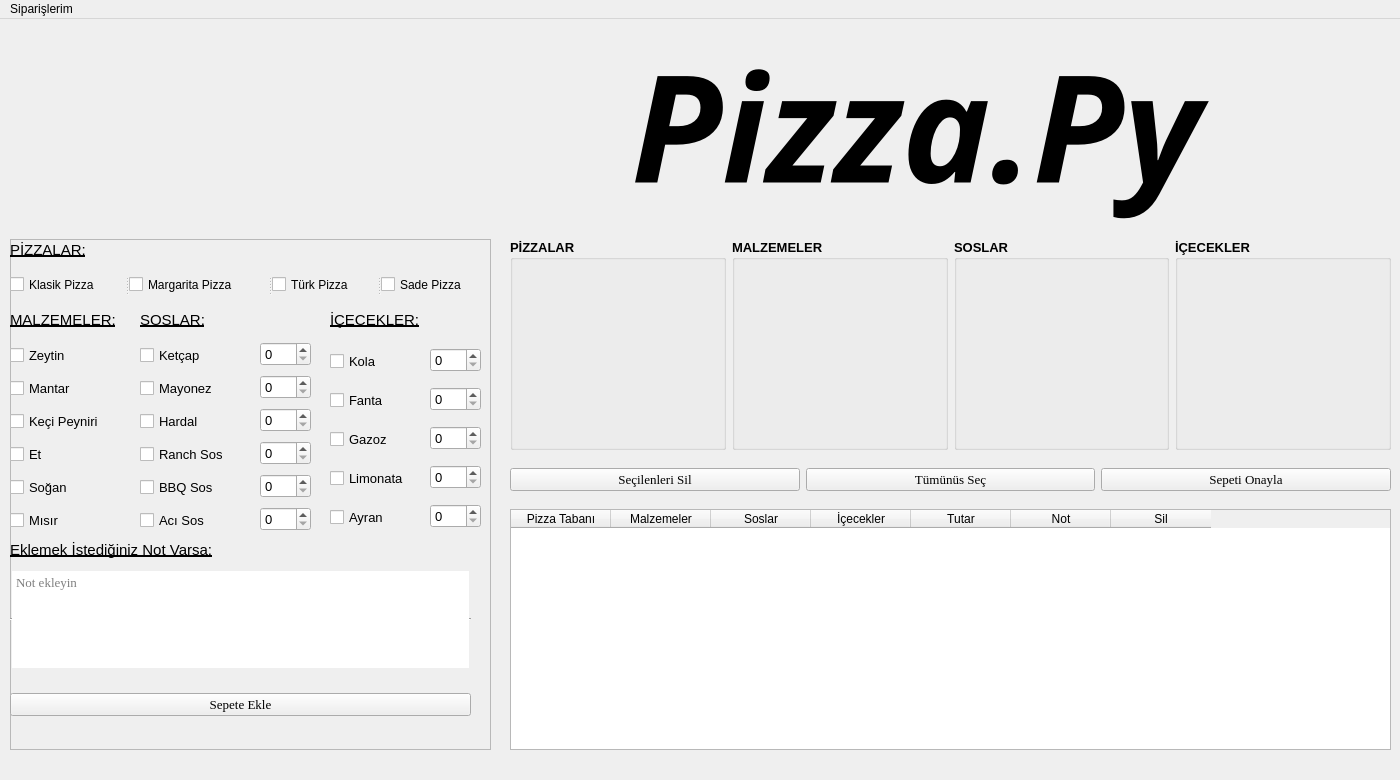
First picture: the form in UI_Files/untitled.ui, repository the-atasoy/Global_AI_HUB_Pizza_Order_System, before the edit.
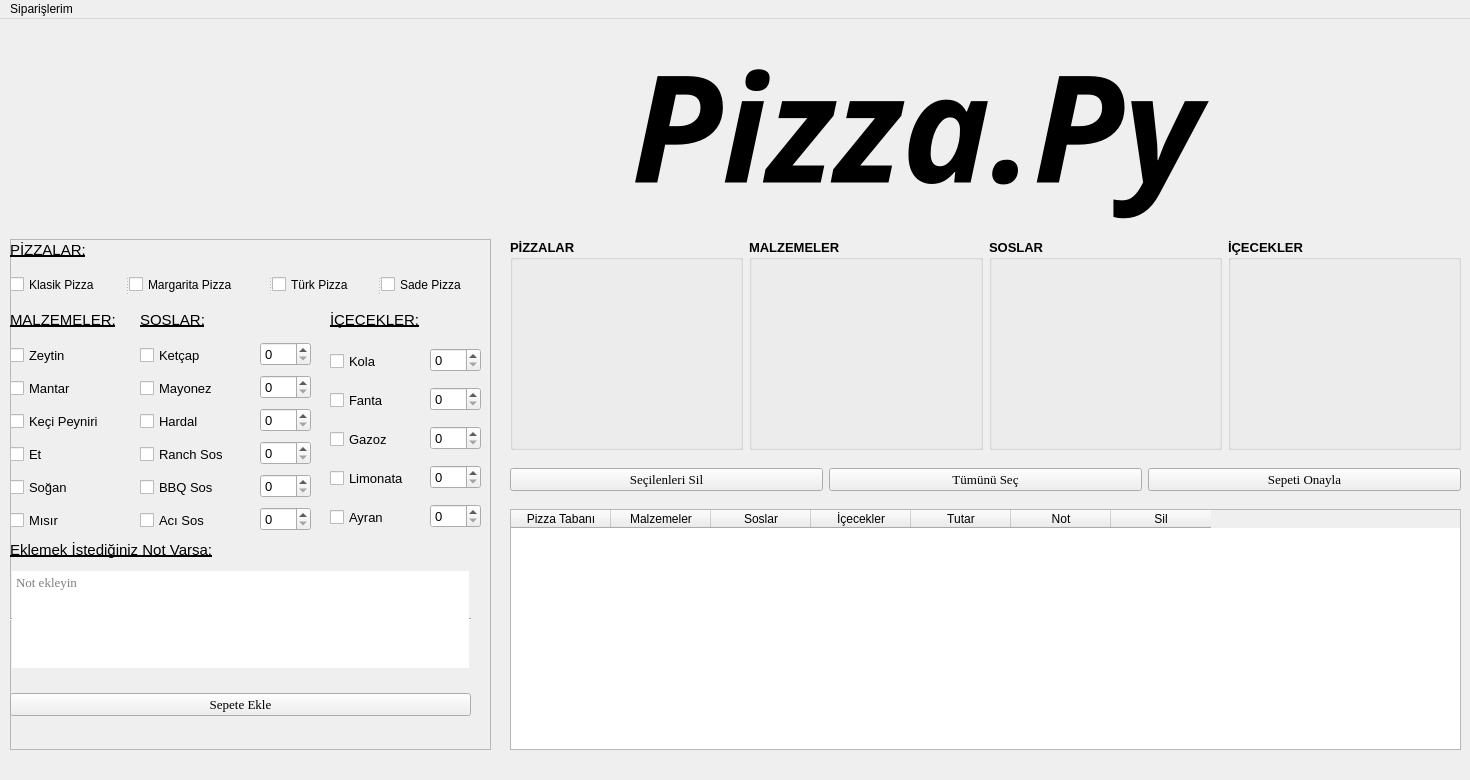
Second picture: the form after the edit. Icons and pictures are not drawn.

What changed in the file:
```diff
--- a/UI_Files/untitled.ui
+++ b/UI_Files/untitled.ui
@@ -6,19 +6,19 @@
    <rect>
     <x>0</x>
     <y>0</y>
-    <width>1400</width>
+    <width>1470</width>
     <height>780</height>
    </rect>
   </property>
   <property name="minimumSize">
    <size>
-    <width>1400</width>
+    <width>1470</width>
     <height>780</height>
    </size>
   </property>
   <property name="maximumSize">
    <size>
-    <width>1400</width>
+    <width>1470</width>
     <height>780</height>
    </size>
   </property>
@@ -615,7 +615,7 @@
      <rect>
       <x>510</x>
       <y>440</y>
-      <width>881</width>
+      <width>951</width>
       <height>41</height>
      </rect>
     </property>
@@ -642,7 +642,7 @@
         </font>
        </property>
        <property name="text">
-        <string>Tümünüs Seç</string>
+        <string>Tümünü Seç</string>
        </property>
       </widget>
      </item>
@@ -666,7 +666,7 @@
      <rect>
       <x>510</x>
       <y>490</y>
-      <width>881</width>
+      <width>951</width>
       <height>241</height>
      </rect>
     </property>
@@ -771,7 +771,7 @@
      <rect>
       <x>510</x>
       <y>220</y>
-      <width>881</width>
+      <width>951</width>
       <height>211</height>
      </rect>
     </property>
@@ -793,10 +793,15 @@
          <rect>
           <x>0</x>
           <y>20</y>
-          <width>211</width>
+          <width>231</width>
           <height>191</height>
          </rect>
         </property>
+        <property name="font">
+         <font>
+          <pointsize>9</pointsize>
+         </font>
+        </property>
         <property name="text">
          <string/>
         </property>
@@ -824,10 +829,15 @@
          <rect>
           <x>0</x>
           <y>20</y>
-          <width>211</width>
+          <width>231</width>
           <height>191</height>
          </rect>
         </property>
+        <property name="font">
+         <font>
+          <pointsize>9</pointsize>
+         </font>
+        </property>
         <property name="text">
          <string/>
         </property>
@@ -855,10 +865,15 @@
          <rect>
           <x>0</x>
           <y>20</y>
-          <width>191</width>
+          <width>231</width>
           <height>191</height>
          </rect>
         </property>
+        <property name="font">
+         <font>
+          <pointsize>9</pointsize>
+         </font>
+        </property>
         <property name="text">
          <string/>
         </property>
@@ -886,10 +901,15 @@
          <rect>
           <x>0</x>
           <y>20</y>
-          <width>201</width>
+          <width>231</width>
           <height>191</height>
          </rect>
         </property>
+        <property name="font">
+         <font>
+          <pointsize>9</pointsize>
+         </font>
+        </property>
         <property name="text">
          <string/>
         </property>
@@ -907,7 +927,7 @@
     <rect>
      <x>0</x>
      <y>0</y>
-     <width>1400</width>
+     <width>1470</width>
      <height>26</height>
     </rect>
    </property>
```
